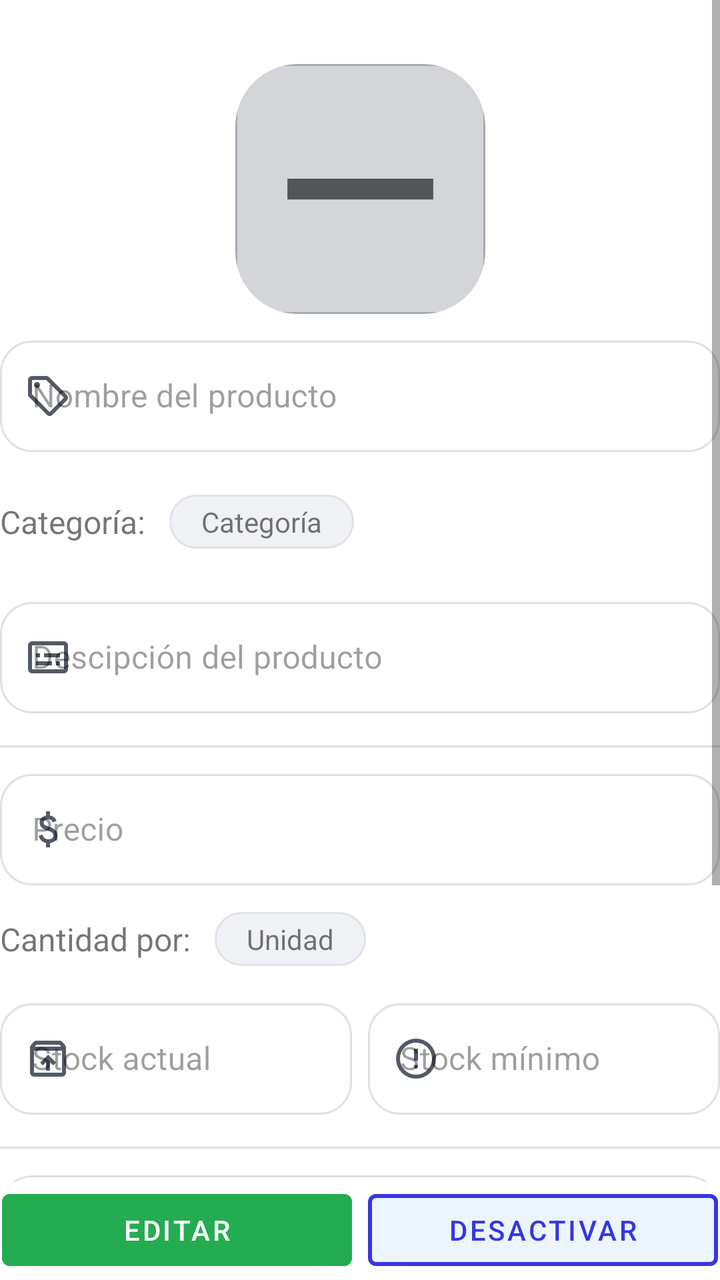
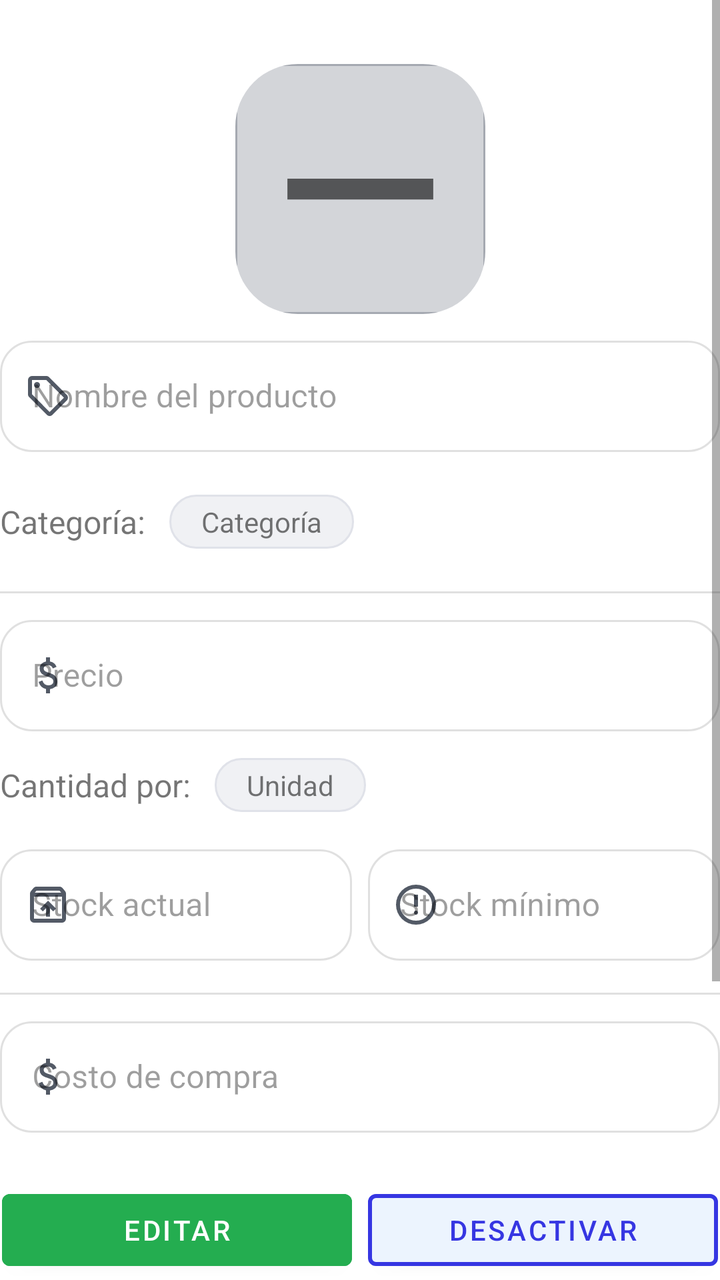

The first picture is an Android layout as it rendered before a commit; the second is the same layout after the commit. The layout source and the unified diff follow.
<!-- AndroidManifest.xml: application theme Theme.DanisaTienda -->
<!-- res/layout/fragment_producto_detalle.xml -->
<?xml version="1.0" encoding="utf-8"?>
<FrameLayout xmlns:android="http://schemas.android.com/apk/res/android"
    xmlns:app="http://schemas.android.com/apk/res-auto"
    xmlns:tools="http://schemas.android.com/tools"
    android:layout_width="match_parent"
    android:layout_height="match_parent"
    tools:context=".ui.producto.ProductoDetalleFragment">

    <androidx.constraintlayout.widget.ConstraintLayout
        android:layout_width="match_parent"
        android:layout_height="match_parent">


        <ScrollView
            android:layout_width="0dp"
            android:layout_height="0dp"
            app:layout_constraintBottom_toTopOf="@+id/llProductoInferiorEditar"
            app:layout_constraintEnd_toEndOf="parent"
            app:layout_constraintStart_toStartOf="parent"
            app:layout_constraintTop_toTopOf="parent">

            <androidx.constraintlayout.widget.ConstraintLayout
                android:layout_width="match_parent"
                android:layout_height="wrap_content"
                android:paddingBottom="100dp"
                android:visibility="visible">

                <com.google.android.material.imageview.ShapeableImageView
                    android:id="@+id/fotoProductoDetalle"
                    android:layout_width="125dp"
                    android:layout_height="125dp"
                    android:layout_marginTop="32dp"
                    android:background="@drawable/button_white_transparent"
                    android:scaleType="centerCrop"
                    android:src="@drawable/remove_24px"
                    app:layout_constraintEnd_toEndOf="parent"
                    app:layout_constraintStart_toStartOf="parent"
                    app:layout_constraintTop_toTopOf="parent"
                    app:shapeAppearanceOverlay="@style/RectangleImage" />

                <com.google.android.material.imageview.ShapeableImageView
                    android:id="@+id/fotoProductoDetalleVer"
                    android:layout_width="125dp"
                    android:layout_height="125dp"
                    android:layout_marginTop="32dp"
                    android:background="@drawable/button_white_transparent"
                    android:scaleType="centerCrop"
                    android:src="@drawable/remove_24px"
                    android:visibility="invisible"
                    app:layout_constraintEnd_toEndOf="parent"
                    app:layout_constraintStart_toStartOf="parent"
                    app:layout_constraintTop_toTopOf="parent"
                    app:shapeAppearanceOverlay="@style/RectangleImage" />

                <com.google.android.material.textfield.TextInputLayout
                    android:id="@+id/etProductoNombre"
                    style="@style/Widget.MaterialComponents.TextInputLayout.OutlinedBox"
                    android:layout_width="match_parent"
                    android:layout_height="wrap_content"
                    android:layout_marginTop="8dp"
                    android:enabled="false"
                    app:boxCornerRadiusBottomEnd="16dp"
                    app:boxCornerRadiusBottomStart="16dp"
                    app:boxCornerRadiusTopEnd="16dp"
                    app:boxCornerRadiusTopStart="16dp"
                    app:boxStrokeColor="?attr/colorPrimary"
                    app:hintTextColor="@color/gray_icon3"
                    app:layout_constraintEnd_toEndOf="parent"
                    app:layout_constraintStart_toStartOf="parent"
                    app:layout_constraintTop_toBottomOf="@+id/fotoProductoDetalle"
                    app:startIconDrawable="@drawable/sell_24px"
                    app:startIconTint="@color/gray_icon3">

                    <com.google.android.material.textfield.TextInputEditText
                        android:id="@+id/etProductoNombreInput"
                        android:layout_width="match_parent"
                        android:layout_height="wrap_content"
                        android:hint="Nombre del producto"
                        android:textColor="@color/black_blue" />
                </com.google.android.material.textfield.TextInputLayout>

                <com.google.android.material.textfield.TextInputLayout
                    android:id="@+id/etProductoDescripcion"
                    style="@style/Widget.MaterialComponents.TextInputLayout.OutlinedBox"
                    android:layout_width="match_parent"
                    android:layout_height="wrap_content"
                    android:layout_marginTop="24dp"
                    android:enabled="false"
                    app:boxCornerRadiusBottomEnd="16dp"
                    app:boxCornerRadiusBottomStart="16dp"
                    app:boxCornerRadiusTopEnd="16dp"
                    app:boxCornerRadiusTopStart="16dp"
                    app:boxStrokeColor="?attr/colorPrimary"
                    app:hintTextColor="@color/gray_icon3"
                    app:layout_constraintEnd_toEndOf="parent"
                    app:layout_constraintStart_toStartOf="parent"
                    app:layout_constraintTop_toBottomOf="@+id/tvProductoCategoriaInicio"
                    app:startIconDrawable="@drawable/subtitles_24px"
                    app:startIconTint="@color/gray_icon3">

                    <com.google.android.material.textfield.TextInputEditText
                        android:id="@+id/etProductoDescripcionInput"
                        android:layout_width="match_parent"
                        android:layout_height="wrap_content"
                        android:hint="Descipción del producto"
                        android:textColor="@color/black_blue" />
                </com.google.android.material.textfield.TextInputLayout>

                <View
                    android:id="@+id/dividerProducto1"
                    android:layout_width="wrap_content"
                    android:layout_height="1dp"
                    android:layout_marginStart="1dp"
                    android:layout_marginTop="16dp"
                    android:layout_marginEnd="1dp"
                    android:background="?android:attr/listDivider"
                    app:layout_constraintEnd_toEndOf="parent"
                    app:layout_constraintStart_toStartOf="parent"
                    app:layout_constraintTop_toBottomOf="@+id/etProductoDescripcion" />

                <com.google.android.material.textfield.TextInputLayout
                    android:id="@+id/etProductoPrecio"
                    style="@style/Widget.MaterialComponents.TextInputLayout.OutlinedBox"
                    android:layout_width="match_parent"
                    android:layout_height="wrap_content"
                    android:layout_marginTop="8dp"
                    android:enabled="false"
                    app:boxCornerRadiusBottomEnd="16dp"
                    app:boxCornerRadiusBottomStart="16dp"
                    app:boxCornerRadiusTopEnd="16dp"
                    app:boxCornerRadiusTopStart="16dp"
                    app:boxStrokeColor="?attr/colorPrimary"
                    app:hintTextColor="@color/gray_icon3"
                    app:layout_constraintEnd_toEndOf="parent"
                    app:layout_constraintStart_toStartOf="parent"
                    app:layout_constraintTop_toBottomOf="@+id/dividerProducto1"
                    app:startIconDrawable="@drawable/attach_money_24px"
                    app:startIconTint="@color/gray_icon3">

                    <com.google.android.material.textfield.TextInputEditText
                        android:id="@+id/etProductoPrecioInput"
                        android:layout_width="match_parent"
                        android:layout_height="wrap_content"
                        android:hint="Precio"
                        android:inputType="number"
                        android:textColor="@color/black_blue" />
                </com.google.android.material.textfield.TextInputLayout>

                <LinearLayout
                    android:id="@+id/llProductoStocks"
                    android:layout_width="0dp"
                    android:layout_height="wrap_content"
                    android:layout_marginTop="16dp"
                    android:orientation="horizontal"
                    app:layout_constraintEnd_toEndOf="parent"
                    app:layout_constraintHorizontal_bias="0.0"
                    app:layout_constraintStart_toStartOf="parent"
                    app:layout_constraintTop_toBottomOf="@+id/tvProductoUnidadInicio">

                    <com.google.android.material.textfield.TextInputLayout
                        android:id="@+id/etProductoStock"
                        style="@style/Widget.MaterialComponents.TextInputLayout.OutlinedBox"
                        android:layout_width="match_parent"
                        android:layout_height="wrap_content"
                        android:layout_marginRight="4dp"
                        android:layout_weight="1"
                        android:enabled="false"
                        android:hint="Stock actual"
                        app:boxCornerRadiusBottomEnd="16dp"
                        app:boxCornerRadiusBottomStart="16dp"
                        app:boxCornerRadiusTopEnd="16dp"
                        app:boxCornerRadiusTopStart="16dp"
                        app:boxStrokeColor="?attr/colorPrimary"
                        app:hintTextColor="@color/gray_icon3"
                        app:startIconDrawable="@drawable/unarchive_24px"
                        app:startIconTint="@color/gray_icon3">

                        <com.google.android.material.textfield.TextInputEditText
                            android:id="@+id/etProductoStockInput"
                            android:layout_width="match_parent"
                            android:layout_height="wrap_content"
                            android:inputType="number"
                            android:textColor="@color/black_blue" />
                    </com.google.android.material.textfield.TextInputLayout>

                    <com.google.android.material.textfield.TextInputLayout
                        android:id="@+id/etProductoStockMinimo"
                        style="@style/Widget.MaterialComponents.TextInputLayout.OutlinedBox"
                        android:layout_width="match_parent"
                        android:layout_height="wrap_content"
                        android:layout_marginLeft="4dp"
                        android:layout_weight="1"
                        android:enabled="false"
                        android:hint="Stock mínimo"
                        app:boxCornerRadiusBottomEnd="16dp"
                        app:boxCornerRadiusBottomStart="16dp"
                        app:boxCornerRadiusTopEnd="16dp"
                        app:boxCornerRadiusTopStart="16dp"
                        app:boxStrokeColor="?attr/colorPrimary"
                        app:hintTextColor="@color/gray_icon3"
                        app:startIconDrawable="@drawable/error_24px"
                        app:startIconTint="@color/gray_icon3">

                        <com.google.android.material.textfield.TextInputEditText
                            android:id="@+id/etProductoStockMinimoInput"
                            android:layout_width="match_parent"
                            android:layout_height="wrap_content"
                            android:inputType="number"
                            android:textColor="@color/black_blue" />
                    </com.google.android.material.textfield.TextInputLayout>
                </LinearLayout>

                <View
                    android:id="@+id/dividerProducto2"
                    android:layout_width="wrap_content"
                    android:layout_height="1dp"
                    android:layout_marginStart="1dp"
                    android:layout_marginTop="16dp"
                    android:layout_marginEnd="1dp"
                    android:background="?android:attr/listDivider"
                    app:layout_constraintEnd_toEndOf="parent"
                    app:layout_constraintStart_toStartOf="parent"
                    app:layout_constraintTop_toBottomOf="@+id/llProductoStocks" />

                <TextView
                    android:id="@+id/tvProductoActivado"
                    android:layout_width="wrap_content"
                    android:layout_height="wrap_content"
                    android:layout_marginTop="8dp"
                    android:background="@drawable/button_white_transparent"
                    android:backgroundTint="@color/red"
                    android:paddingHorizontal="16dp"
                    android:paddingVertical="8dp"
                    android:text="Este producto está desactivado"
                    android:textColor="#5F0000"
                    android:textSize="16sp"
                    android:textStyle="bold"
                    android:visibility="invisible"
                    app:layout_constraintEnd_toEndOf="parent"
                    app:layout_constraintStart_toStartOf="parent"
                    app:layout_constraintTop_toBottomOf="@+id/etProductoCostoCompra" />

                <Spinner
                    android:id="@+id/spProductoCategorias"
                    android:layout_width="0dp"
                    android:layout_height="wrap_content"
                    android:visibility="invisible"
                    app:layout_constraintBottom_toBottomOf="@+id/tvProductoCategoriaInicio"
                    app:layout_constraintEnd_toEndOf="parent"
                    app:layout_constraintStart_toEndOf="@+id/tvProductoCategoriaInicio"
                    app:layout_constraintTop_toTopOf="@+id/tvProductoCategoriaInicio" />

                <TextView
                    android:id="@+id/tvProductoCategoriaInicio"
                    android:layout_width="wrap_content"
                    android:layout_height="wrap_content"
                    android:layout_marginTop="24dp"
                    android:text="Categoría: "
                    android:textSize="16sp"
                    app:layout_constraintStart_toStartOf="parent"
                    app:layout_constraintTop_toBottomOf="@+id/etProductoNombre" />

                <TextView
                    android:id="@+id/tvProductoCategoria"
                    android:layout_width="wrap_content"
                    android:layout_height="wrap_content"
                    android:layout_marginStart="8dp"
                    android:background="@drawable/button_white_transparent"
                    android:backgroundTint="@color/gray_light"
                    android:paddingHorizontal="16dp"
                    android:paddingVertical="4dp"
                    android:text="Categoría"
                    app:layout_constraintBottom_toBottomOf="@+id/tvProductoCategoriaInicio"
                    app:layout_constraintStart_toStartOf="@+id/spProductoCategorias"
                    app:layout_constraintTop_toTopOf="@+id/tvProductoCategoriaInicio" />

                <Spinner
                    android:id="@+id/spProductoUnidades"
                    android:layout_width="0dp"
                    android:layout_height="wrap_content"
                    android:visibility="invisible"
                    app:layout_constraintBottom_toBottomOf="@+id/tvProductoUnidadInicio"
                    app:layout_constraintEnd_toEndOf="parent"
                    app:layout_constraintStart_toEndOf="@+id/tvProductoUnidadInicio"
                    app:layout_constraintTop_toTopOf="@+id/tvProductoUnidadInicio" />

                <TextView
                    android:id="@+id/tvProductoUnidadInicio"
                    android:layout_width="wrap_content"
                    android:layout_height="wrap_content"
                    android:layout_marginTop="16dp"
                    android:text="Cantidad por: "
                    android:textSize="16sp"
                    app:layout_constraintStart_toStartOf="parent"
                    app:layout_constraintTop_toBottomOf="@+id/etProductoPrecio" />

                <TextView
                    android:id="@+id/tvProductoUnidad"
                    android:layout_width="wrap_content"
                    android:layout_height="wrap_content"
                    android:layout_marginStart="8dp"
                    android:background="@drawable/button_white_transparent"
                    android:backgroundTint="@color/gray_light"
                    android:paddingHorizontal="16dp"
                    android:paddingVertical="4dp"
                    android:text="Unidad"
                    app:layout_constraintBottom_toBottomOf="@+id/tvProductoUnidadInicio"
                    app:layout_constraintStart_toStartOf="@+id/spProductoUnidades"
                    app:layout_constraintTop_toTopOf="@+id/tvProductoUnidadInicio" />

                <com.google.android.material.textfield.TextInputLayout
                    android:id="@+id/etProductoCostoCompra"
                    style="@style/Widget.MaterialComponents.TextInputLayout.OutlinedBox"
                    android:layout_width="match_parent"
                    android:layout_height="wrap_content"
                    android:layout_marginTop="8dp"
                    android:enabled="false"
                    app:boxCornerRadiusBottomEnd="16dp"
                    app:boxCornerRadiusBottomStart="16dp"
                    app:boxCornerRadiusTopEnd="16dp"
                    app:boxCornerRadiusTopStart="16dp"
                    app:boxStrokeColor="?attr/colorPrimary"
                    app:hintTextColor="@color/gray_icon3"
                    app:layout_constraintEnd_toEndOf="parent"
                    app:layout_constraintStart_toStartOf="parent"
                    app:layout_constraintTop_toBottomOf="@+id/dividerProducto2"
                    app:startIconDrawable="@drawable/attach_money_24px"
                    app:startIconTint="@color/gray_icon3">

                    <com.google.android.material.textfield.TextInputEditText
                        android:id="@+id/etProductoCostoCompraInput"
                        android:layout_width="match_parent"
                        android:layout_height="wrap_content"
                        android:hint="Costo de compra"
                        android:inputType="number"
                        android:textColor="@color/black_blue" />
                </com.google.android.material.textfield.TextInputLayout>

            </androidx.constraintlayout.widget.ConstraintLayout>
        </ScrollView>

        <LinearLayout
            android:id="@+id/llProductoInferiorEditar"
            android:layout_width="0dp"
            android:layout_height="wrap_content"
            android:layout_marginStart="1dp"
            android:layout_marginEnd="1dp"
            android:layout_marginBottom="1dp"
            android:orientation="horizontal"
            android:visibility="invisible"
            app:layout_constraintBottom_toBottomOf="parent"
            app:layout_constraintEnd_toEndOf="parent"
            app:layout_constraintStart_toStartOf="parent">

            <Button
                android:id="@+id/btProductoGuardar"
                android:layout_width="match_parent"
                android:layout_height="wrap_content"
                android:layout_marginEnd="4dp"
                android:layout_weight="1"
                android:backgroundTint="@color/green_dark"
                android:text="Guardar" />

            <Button
                android:id="@+id/btProductoCancelar"
                android:layout_width="match_parent"
                android:layout_height="wrap_content"
                android:layout_marginStart="4dp"
                android:layout_weight="1"
                android:backgroundTint="@color/blue_very_light"
                android:text="Cancelar"
                android:textColor="@color/blue"
                android:textColorHighlight="@color/blue"
                app:strokeColor="@color/blue"
                app:strokeWidth="2dp" />
        </LinearLayout>

        <LinearLayout
            android:id="@+id/llProductoInferiorVer"
            android:layout_width="0dp"
            android:layout_height="wrap_content"
            android:layout_marginStart="1dp"
            android:layout_marginEnd="1dp"
            android:layout_marginBottom="1dp"
            android:orientation="horizontal"
            app:layout_constraintBottom_toBottomOf="parent"
            app:layout_constraintEnd_toEndOf="parent"
            app:layout_constraintStart_toStartOf="parent">

            <Button
                android:id="@+id/btProductoEditar"
                android:layout_width="match_parent"
                android:layout_height="wrap_content"
                android:layout_marginEnd="4dp"
                android:layout_weight="1"
                android:backgroundTint="@color/green_dark"
                android:text="Editar" />

            <Button
                android:id="@+id/btProductoActivar"
                android:layout_width="match_parent"
                android:layout_height="wrap_content"
                android:layout_marginStart="4dp"
                android:layout_weight="1"
                android:backgroundTint="@color/blue_very_light"
                android:text="Desactivar"
                android:textColor="@color/blue"
                android:textColorHighlight="@color/blue"
                app:strokeColor="@color/blue"
                app:strokeWidth="2dp" />
        </LinearLayout>
    </androidx.constraintlayout.widget.ConstraintLayout>


</FrameLayout>
<!-- resources referenced by this layout -->
<resources>
  <color name="black_blue">#FF171A1F</color>
  <color name="blue">#FF3636E2</color>
  <color name="blue_very_light">#FFECF4FE</color>
  <color name="gray_icon3">#FF535A66</color>
  <color name="gray_light">#E0E2E9</color>
  <color name="green_dark">#24AD50</color>
  <color name="red">#FFF20D0D</color>
  <!-- drawable attach_money_24px (drawable) -->
  <vector xmlns:android="http://schemas.android.com/apk/res/android"
      android:width="24dp"
      android:height="24dp"
      android:viewportWidth="960"
      android:viewportHeight="960"
      android:tint="?attr/colorControlNormal">
    <path
        android:fillColor="@android:color/white"
        android:pathData="M441,840L441,754Q388,742 349.5,708Q311,674 293,612L367,582Q382,630 411.5,655Q441,680 489,680Q530,680 558.5,661.5Q587,643 587,604Q587,569 565,548.5Q543,528 463,502Q377,475 345,437.5Q313,400 313,346Q313,281 355,245Q397,209 441,204L441,120L521,120L521,204Q571,212 603.5,240.5Q636,269 651,310L577,342Q565,310 543,294Q521,278 483,278Q439,278 416,297.5Q393,317 393,346Q393,379 423,398Q453,417 527,438Q596,458 631.5,501.5Q667,545 667,602Q667,673 625,710Q583,747 521,756L521,840L441,840Z"/>
  </vector>
  <!-- drawable button_white_transparent (drawable) -->
  <?xml version="1.0" encoding="utf-8"?>
  <selector xmlns:android="http://schemas.android.com/apk/res/android">
      <item>
          <shape>
              <solid android:color="#7CA5A9B1"/>
              <corners android:radius="18dp"/>
              <stroke
                  android:width="1dp"
                  android:color="@color/gray_icon"
                  />
          </shape>
      </item>
  </selector>
  <!-- drawable remove_24px (drawable) -->
  <vector xmlns:android="http://schemas.android.com/apk/res/android"
      android:width="24dp"
      android:height="24dp"
      android:viewportWidth="960"
      android:viewportHeight="960"
      android:tint="?attr/colorControlNormal">
    <path
        android:fillColor="@android:color/white"
        android:pathData="M200,520L200,440L760,440L760,520L200,520Z"/>
  </vector>
  <!-- drawable unarchive_24px (drawable) -->
  <vector xmlns:android="http://schemas.android.com/apk/res/android"
      android:width="24dp"
      android:height="24dp"
      android:viewportWidth="960"
      android:viewportHeight="960"
      android:tint="?attr/colorControlNormal">
    <path
        android:fillColor="@android:color/white"
        android:pathData="M480,400L320,560L376,616L440,552L440,720L520,720L520,552L584,616L640,560L480,400ZM200,320L200,760Q200,760 200,760Q200,760 200,760L760,760Q760,760 760,760Q760,760 760,760L760,320L200,320ZM200,840Q167,840 143.5,816.5Q120,793 120,760L120,261Q120,247 124.5,234Q129,221 138,210L188,149Q199,135 215.5,127.5Q232,120 250,120L710,120Q728,120 744.5,127.5Q761,135 772,149L822,210Q831,221 835.5,234Q840,247 840,261L840,760Q840,793 816.5,816.5Q793,840 760,840L200,840ZM216,240L744,240L710,200Q710,200 710,200Q710,200 710,200L250,200Q250,200 250,200Q250,200 250,200L216,240ZM480,540L480,540L480,540Q480,540 480,540Q480,540 480,540L480,540Q480,540 480,540Q480,540 480,540Z"/>
  </vector>
  <style name="RectangleImage">
          <item name="cornerFamily">rounded</item>
          <item name="cornerSize">25%</item>
      </style>
  <style name="Theme.DanisaTienda" parent="Theme.MaterialComponents.DayNight.DarkActionBar">
          
          <item name="colorPrimary">@color/blue</item>
          <item name="colorPrimaryVariant">@color/purple_700</item>
          <item name="colorOnPrimary">@color/white</item>
          
          <item name="colorSecondary">@color/teal_200</item>
          <item name="colorSecondaryVariant">@color/teal_700</item>
          <item name="colorOnSecondary">@color/black</item>
          
          <item name="android:statusBarColor">?attr/colorPrimaryVariant</item>
          
      </style>
  <color name="gray_icon">#FFA5A9B1</color>
  <color name="purple_700">#FF3700B3</color>
  <color name="white">#FFFFFFFF</color>
  <color name="teal_200">#FF03DAC5</color>
  <color name="teal_700">#FF018786</color>
  <color name="black">#FF000000</color>
  <!-- unchanged entries left out for length: 3 -->
</resources>

<!-- the commit's change to res/layout/fragment_producto_detalle.xml (unified diff, before → after) -->
@@ -86,6 +86,7 @@
                     android:layout_height="wrap_content"
                     android:layout_marginTop="24dp"
                     android:enabled="false"
+                    android:visibility="invisible"
                     app:boxCornerRadiusBottomEnd="16dp"
                     app:boxCornerRadiusBottomStart="16dp"
                     app:boxCornerRadiusTopEnd="16dp"
@@ -111,12 +112,12 @@
                     android:layout_width="wrap_content"
                     android:layout_height="1dp"
                     android:layout_marginStart="1dp"
-                    android:layout_marginTop="16dp"
+                    android:layout_marginTop="24dp"
                     android:layout_marginEnd="1dp"
                     android:background="?android:attr/listDivider"
                     app:layout_constraintEnd_toEndOf="parent"
                     app:layout_constraintStart_toStartOf="parent"
-                    app:layout_constraintTop_toBottomOf="@+id/etProductoDescripcion" />
+                    app:layout_constraintTop_toBottomOf="@+id/tvProductoCategoriaInicio" />
 
                 <com.google.android.material.textfield.TextInputLayout
                     android:id="@+id/etProductoPrecio"
@@ -125,6 +126,7 @@
                     android:layout_height="wrap_content"
                     android:layout_marginTop="8dp"
                     android:enabled="false"
+                    android:hint="Precio"
                     app:boxCornerRadiusBottomEnd="16dp"
                     app:boxCornerRadiusBottomStart="16dp"
                     app:boxCornerRadiusTopEnd="16dp"
@@ -141,7 +143,6 @@
                         android:id="@+id/etProductoPrecioInput"
                         android:layout_width="match_parent"
                         android:layout_height="wrap_content"
-                        android:hint="Precio"
                         android:inputType="number"
                         android:textColor="@color/black_blue" />
                 </com.google.android.material.textfield.TextInputLayout>
